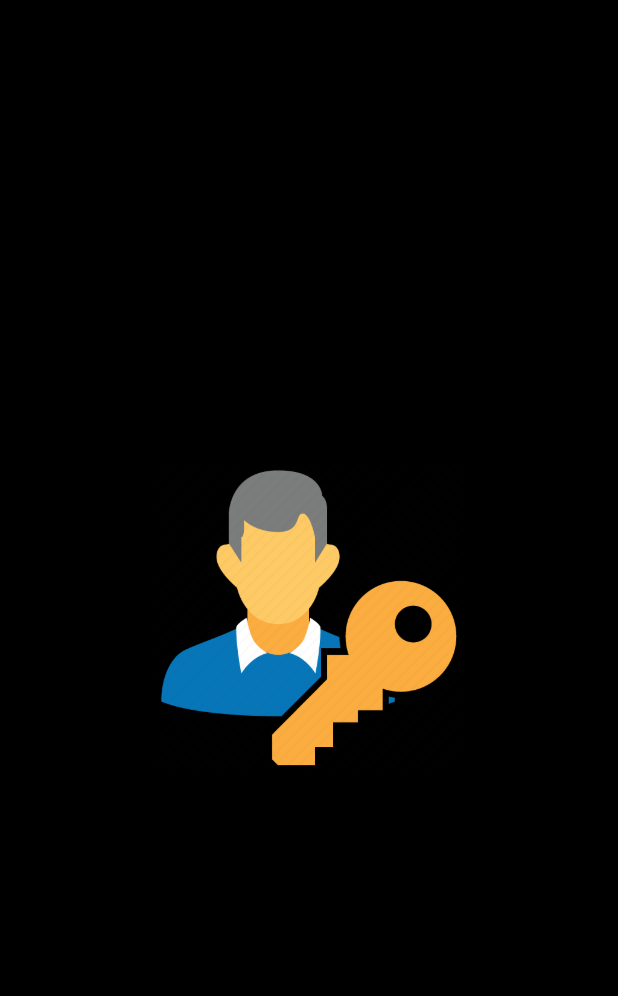
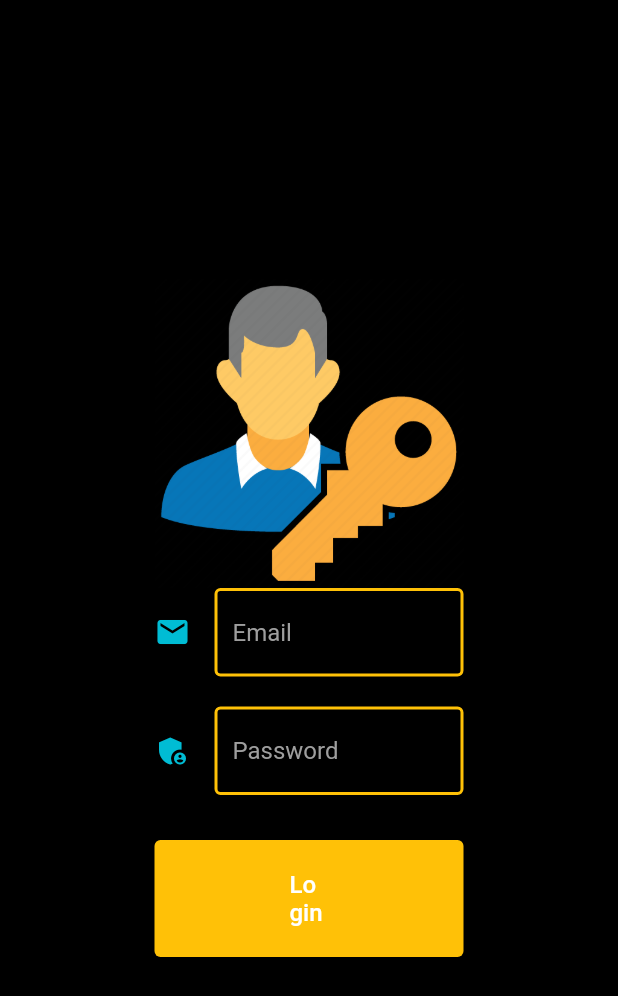
Before and after one commit to RRKawchar/podpanda_web_ui, a Flutter app: the screen it shows after launch, on a phone screen of 412 x 824 dp. Shown: the top 996 px of the screen. Run offline on Flutter 3.47's test engine with Material 2 defaults, Android fonts, the phone set to English and light mode, and no system bars; our stand-ins replace cloud_firestore, firebase_auth, firebase_core; accounts and stored records are empty.

Commit message:
2nd cmmit

```diff
--- a/lib/authentication/login_screen.dart
+++ b/lib/authentication/login_screen.dart
@@ -1,4 +1,10 @@
+import 'package:cloud_firestore/cloud_firestore.dart';
+import 'package:firebase_auth/firebase_auth.dart';
 import 'package:flutter/material.dart';
+import 'package:podpanda_web_ap_ui/main_screen/home_page.dart';
+import 'package:podpanda_web_ap_ui/utils/app_colors.dart';
+import 'package:podpanda_web_ap_ui/utils/reusable_text.dart';
+import 'package:podpanda_web_ap_ui/utils/text_style.dart';
 
 class LoginScreen extends StatefulWidget {
   const LoginScreen({Key? key}) : super(key: key);
@@ -8,6 +14,55 @@ class LoginScreen extends StatefulWidget {
 }
 
 class _LoginScreenState extends State<LoginScreen> {
+
+  String email="";
+  String password="";
+
+   AllowAdminToLogin()async{
+
+     final snackbar=SnackBar(
+       backgroundColor: pinkAccenColor,
+       content: ReusableText(text: "Checking Credentials, Please wait......",size: 36,color: blackColor,),
+       duration:const Duration(seconds: 6),
+     );
+     ScaffoldMessenger.of(context).showSnackBar(snackbar);
+
+     User? currentAdmin;
+
+     await FirebaseAuth.instance.signInWithEmailAndPassword(
+         email: email,
+         password: password
+     ).then((fAuth){
+       currentAdmin=fAuth.user;
+     } ).catchError((onError){
+
+       final snackbar=SnackBar(
+            backgroundColor: pinkAccenColor,
+           content: ReusableText(text: "Error Occured $onError",size: 36,color: blackColor,),
+         duration:const Duration(seconds: 5),
+       );
+       ScaffoldMessenger.of(context).showSnackBar(snackbar);
+     });
+
+     if(currentAdmin !=null){
+
+       await FirebaseFirestore.instance.collection("admin").doc(currentAdmin!.uid).get().then((snap){
+         if(snap.exists){
+           Navigator.push(context, MaterialPageRoute(builder: (_)=>const HomePage()));
+         }
+       });
+
+     }
+     else{
+       final snackbar=SnackBar(
+         backgroundColor: pinkAccenColor,
+         content: ReusableText(text: "No record found, You are not an admin",size: 36,color: blackColor,),
+         duration:const Duration(seconds: 6),
+       );
+       ScaffoldMessenger.of(context).showSnackBar(snackbar);
+     }
+
+   }
 
   @override
   Widget build(BuildContext context) {
@@ -24,7 +79,73 @@ class _LoginScreenState extends State<LoginScreen> {
               child: Column(
                 mainAxisAlignment: MainAxisAlignment.center,
                 children: [
-                  Image.asset("assets/images/login_screen_image.png")
+                  Image.asset("assets/images/login_screen_image.png"),
+
+                  TextField(
+                    onChanged: (value){
+
+                       email=value;
+
+                    },
+                    style:MyTextStyle.emailTextStyle,
+                    decoration:const InputDecoration(
+
+                        enabledBorder: OutlineInputBorder(
+                          borderSide:BorderSide(
+                            color:amberColor,
+                            width: 2
+                          )
+                        ),
+                      focusedBorder: OutlineInputBorder(
+                          borderSide:BorderSide(
+                              color:cyanColor,
+                              width: 2
+                          )
+                      ),
+                      hintText: "Email",
+                      hintStyle: MyTextStyle.hintStyle,
+                      icon: Icon(Icons.email,color: cyanColor,)
+                    ),
+                  ),
+                  const SizedBox(height: 20,),
+                  TextField(
+                    onChanged: (value){
+
+                      password=value;
+
+                    },
+                    obscureText: true,
+                    style:MyTextStyle.emailTextStyle,
+                    decoration:const InputDecoration(
+                        enabledBorder: OutlineInputBorder(
+                            borderSide:BorderSide(
+                                color:amberColor,
+                                width: 2
+                            )
+                        ),
+                        focusedBorder: OutlineInputBorder(
+                            borderSide:BorderSide(
+                                color:cyanColor,
+                                width: 2
+                            )
+                        ),
+                        hintText: "Password",
+                        hintStyle: MyTextStyle.hintStyle,
+                        icon: Icon(Icons.admin_panel_settings,color: cyanColor,)
+                    ),
+                  ),
+                  const SizedBox(height: 30,),
+                  ElevatedButton(
+                      onPressed: (){
+                        AllowAdminToLogin();
+                      },
+                      style: ButtonStyle(
+                        padding: MaterialStateProperty.all(const EdgeInsets.symmetric(horizontal: 90,vertical: 20)),
+                        backgroundColor: MaterialStateProperty.all<Color>(amberColor),
+                        foregroundColor: MaterialStateProperty.all<Color>(cyanColor),
+                      ),
+                      child: ReusableText(
+                        text:"Login",size: 16,color: whiteColor,))
                 ],
               ),
             ),
@@ -33,4 +154,5 @@ class _LoginScreenState extends State<LoginScreen> {
       ),
     );
   }
+
 }
--- /dev/null
+++ b/lib/utils/app_colors.dart
@@ -0,0 +1,9 @@
+import 'package:flutter/material.dart';
+
+const whiteColor=Color.fromRGBO(255, 255, 255,1);
+const deepPurple=Colors.deepPurple;
+const amberColor=Colors.amber;
+const cyanColor=Colors.cyan;
+const grayColor=Colors.grey;
+const pinkAccenColor=Colors.pinkAccent;
+const blackColor=Colors.black;
--- /dev/null
+++ b/lib/utils/text_style.dart
@@ -0,0 +1,8 @@
+import 'package:flutter/material.dart';
+import 'package:podpanda_web_ap_ui/utils/app_colors.dart';
+
+class MyTextStyle{
+
+static const TextStyle emailTextStyle=TextStyle(fontSize: 16,color: whiteColor);
+static const TextStyle hintStyle=TextStyle(color: grayColor);
+}
--- a/pubspec.yaml
+++ b/pubspec.yaml
@@ -37,6 +37,9 @@ dependencies:
   # Use with the CupertinoIcons class for iOS style icons.
   cupertino_icons: ^1.0.2
   intl: ^0.17.0
+  firebase_auth: ^3.9.0
+  firebase_core: ^1.22.0
+  cloud_firestore: ^3.4.8
 
 dev_dependencies:
   flutter_test:
```
Also changed, not shown: lib/main.dart (+15 -2 lines), lib/main_screen/home_page.dart (+8 -1 lines), pubspec.lock, 2 other files.
